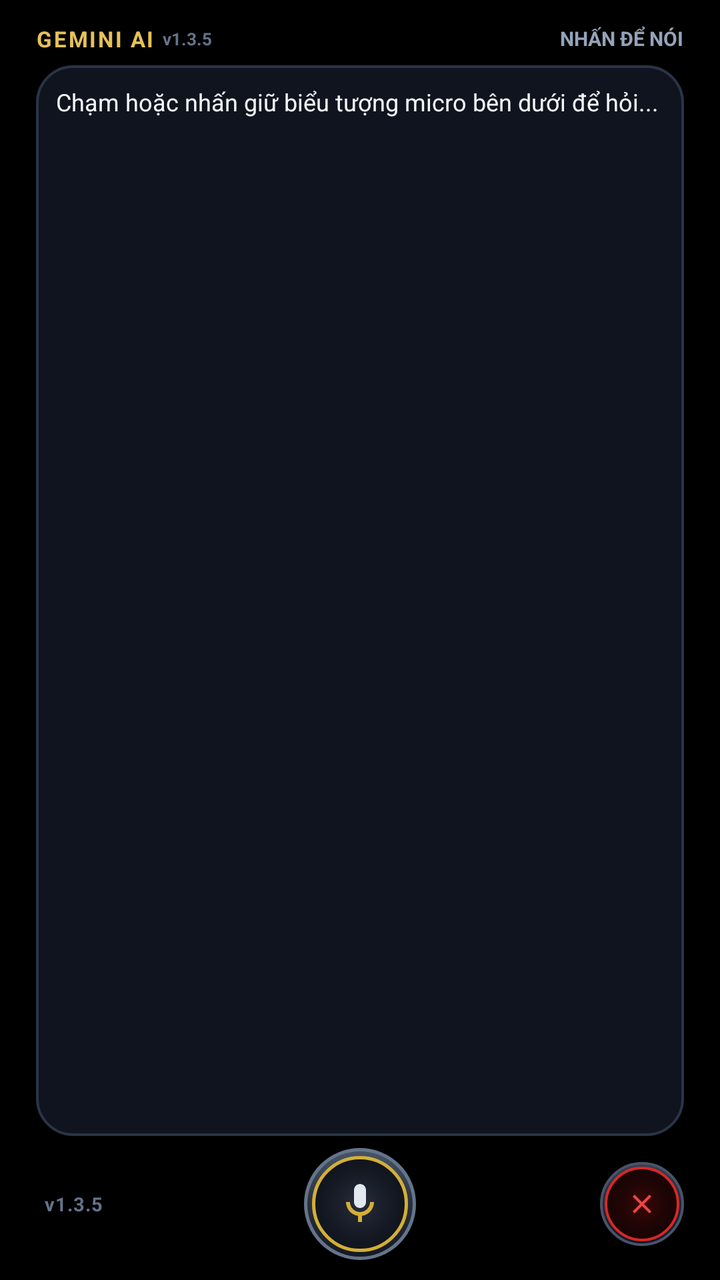
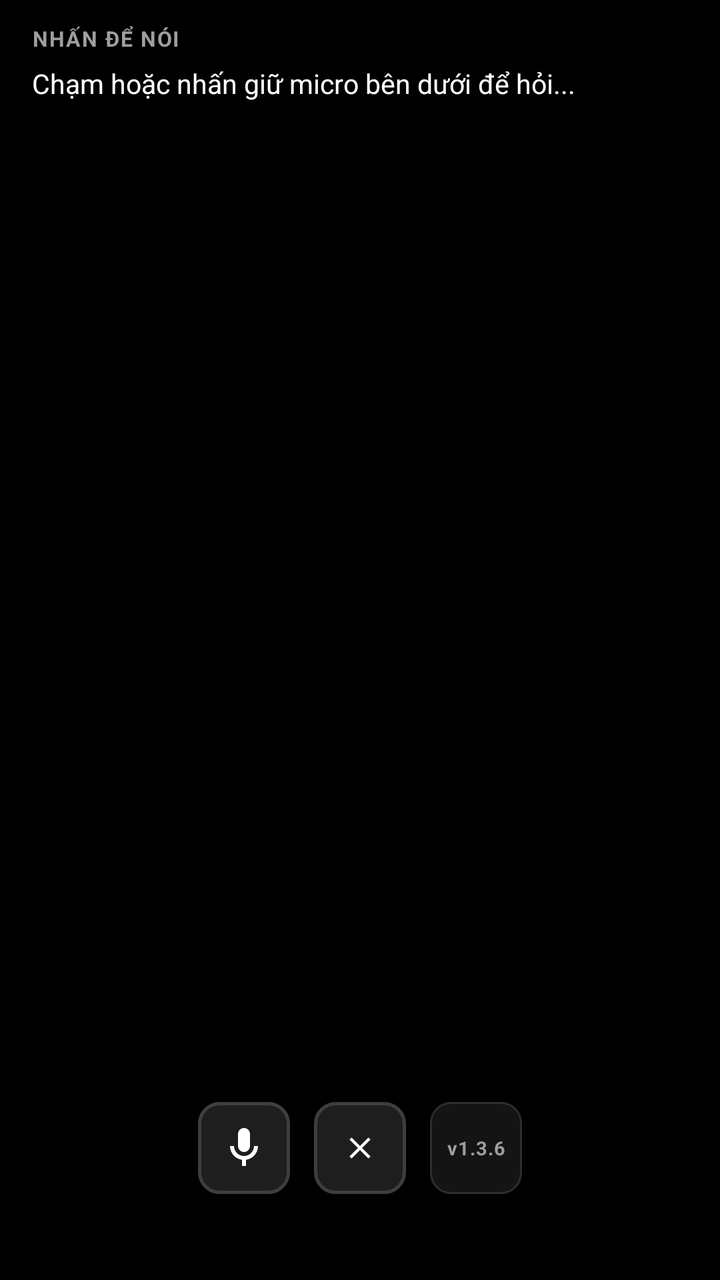

Compare the two renders of this Android layout. The source of the first and the diff that turns it into the second are given below.
<!-- AndroidManifest.xml: application theme Theme.GeminiVoice -->
<!-- res/layout/activity_main.xml -->
<FrameLayout xmlns:android="http://schemas.android.com/apk/res/android"
    android:layout_width="match_parent"
    android:layout_height="match_parent">

    <LinearLayout
        android:id="@+id/layout_root"
        android:layout_width="match_parent"
        android:layout_height="match_parent"
        android:orientation="vertical"
        android:background="#000000"
        android:paddingLeft="18dp"
        android:paddingRight="18dp"
        android:paddingTop="12dp"
        android:paddingBottom="8dp">

    
    <LinearLayout
        android:id="@+id/layout_header"
        android:layout_width="match_parent"
        android:layout_height="wrap_content"
        android:orientation="horizontal"
        android:gravity="center_vertical"
        android:layout_marginBottom="6dp">

        <LinearLayout
            android:layout_width="0dp"
            android:layout_height="wrap_content"
            android:layout_weight="1"
            android:orientation="horizontal"
            android:gravity="center_vertical">

            <TextView
                android:id="@+id/tv_header_title"
                android:layout_width="wrap_content"
                android:layout_height="wrap_content"
                android:text="GEMINI AI"
                android:textColor="#E5C158"
                android:textSize="11sp"
                android:textStyle="bold"
                android:letterSpacing="0.08" />

            <TextView
                android:id="@+id/tv_header_version"
                android:layout_width="wrap_content"
                android:layout_height="wrap_content"
                android:text="v1.3.5"
                android:textColor="#64748B"
                android:textSize="8.5sp"
                android:textStyle="bold"
                android:layout_marginStart="4dp" />
        </LinearLayout>

        <TextView
            android:id="@+id/tv_status"
            android:layout_width="wrap_content"
            android:layout_height="wrap_content"
            android:text="NHẤN ĐỂ NÓI"
            android:textColor="#94A3B8"
            android:textSize="10sp"
            android:textStyle="bold" />
    </LinearLayout>

    
    <ScrollView
        android:id="@+id/scroll_result"
        android:layout_width="match_parent"
        android:layout_height="0dp"
        android:layout_weight="1"
        android:fillViewport="true"
        android:scrollbars="none">

        <LinearLayout
            android:id="@+id/container_result_card"
            android:layout_width="match_parent"
            android:layout_height="wrap_content"
            android:orientation="vertical"
            android:background="@drawable/bg_watch_plate_dark"
            android:padding="10dp">

            <TextView
                android:id="@+id/tv_result"
                android:layout_width="match_parent"
                android:layout_height="wrap_content"
                android:text="Chạm hoặc nhấn giữ biểu tượng micro bên dưới để hỏi..."
                android:textColor="#F1F5F9"
                android:textSize="12sp"
                android:lineSpacingExtra="2.5dp" />
        </LinearLayout>
    </ScrollView>

    
    <RelativeLayout
        android:id="@+id/layout_bottom_bar"
        android:layout_width="match_parent"
        android:layout_height="56dp"
        android:layout_marginTop="6dp"
        android:layout_marginBottom="2dp">

        
        <TextView
            android:id="@+id/tv_app_version"
            android:layout_width="wrap_content"
            android:layout_height="wrap_content"
            android:layout_alignParentStart="true"
            android:layout_centerVertical="true"
            android:text="v1.3.5"
            android:textColor="#64748B"
            android:textSize="9.5sp"
            android:textStyle="bold"
            android:letterSpacing="0.04"
            android:padding="4dp" />

        
        <FrameLayout
            android:id="@+id/btn_ptt_container"
            android:layout_width="56dp"
            android:layout_height="56dp"
            android:layout_centerInParent="true"
            android:background="@drawable/bg_watch_ptt_dark"
            android:clickable="true"
            android:focusable="true">

            <ImageView
                android:id="@+id/iv_mic_icon"
                android:layout_width="24dp"
                android:layout_height="24dp"
                android:layout_gravity="center"
                android:src="@drawable/ic_mic" />
        </FrameLayout>

        
        <FrameLayout
            android:id="@+id/btn_cancel"
            android:layout_width="42dp"
            android:layout_height="42dp"
            android:layout_alignParentEnd="true"
            android:layout_centerVertical="true"
            android:background="@drawable/bg_watch_btn_cancel"
            android:clickable="true"
            android:focusable="true">

            <ImageView
                android:id="@+id/iv_cancel_icon"
                android:layout_width="16dp"
                android:layout_height="16dp"
                android:layout_gravity="center"
                android:src="@drawable/ic_cancel" />
        </FrameLayout>

    </RelativeLayout>

    </LinearLayout>

    
    <View
        android:id="@+id/view_dim_overlay"
        android:layout_width="match_parent"
        android:layout_height="match_parent"
        android:background="#000000"
        android:alpha="0"
        android:visibility="gone"
        android:clickable="false" />

</FrameLayout>
<!-- resources referenced by this layout -->
<resources>
  <!-- drawable bg_watch_btn_cancel (drawable) -->
  <?xml version="1.0" encoding="utf-8"?>
  <layer-list xmlns:android="http://schemas.android.com/apk/res/android">
      
      <item>
          <shape android:shape="oval">
              <gradient
                  android:type="linear"
                  android:angle="270"
                  android:startColor="#334155"
                  android:centerColor="#1E293B"
                  android:endColor="#0F172A" />
              <stroke android:width="1.2dp" android:color="#475569" />
          </shape>
      </item>
      
      <item
          android:left="2.5dp"
          android:top="2.5dp"
          android:right="2.5dp"
          android:bottom="2.5dp">
          <shape android:shape="oval">
              <gradient
                  android:type="radial"
                  android:gradientRadius="22dp"
                  android:centerX="0.5"
                  android:centerY="0.5"
                  android:startColor="#3B0707"
                  android:centerColor="#200505"
                  android:endColor="#120303" />
              <stroke android:width="1.2dp" android:color="#DC2626" />
          </shape>
      </item>
  </layer-list>
  <!-- drawable bg_watch_plate_dark (drawable) -->
  <?xml version="1.0" encoding="utf-8"?>
  <shape xmlns:android="http://schemas.android.com/apk/res/android"
      android:shape="rectangle">
      <solid android:color="#10141E" />
      <corners android:radius="18dp" />
      <stroke
          android:width="1.2dp"
          android:color="#2A3448" />
      <padding
          android:left="10dp"
          android:top="10dp"
          android:right="10dp"
          android:bottom="10dp" />
  </shape>
  <!-- drawable bg_watch_ptt_dark (drawable) -->
  <?xml version="1.0" encoding="utf-8"?>
  <layer-list xmlns:android="http://schemas.android.com/apk/res/android">
      
      <item>
          <shape android:shape="oval">
              <gradient
                  android:type="linear"
                  android:angle="270"
                  android:startColor="#475569"
                  android:centerColor="#29303D"
                  android:endColor="#141820" />
              <stroke android:width="1.5dp" android:color="#64748B" />
          </shape>
      </item>
      
      <item
          android:left="4dp"
          android:top="4dp"
          android:right="4dp"
          android:bottom="4dp">
          <shape android:shape="oval">
              <gradient
                  android:type="radial"
                  android:gradientRadius="35dp"
                  android:centerX="0.5"
                  android:centerY="0.5"
                  android:startColor="#252C3B"
                  android:centerColor="#141822"
                  android:endColor="#0B0D13" />
              <stroke android:width="1.8dp" android:color="#D4AF37" />
          </shape>
      </item>
  </layer-list>
  <!-- drawable ic_cancel (drawable) -->
  <vector xmlns:android="http://schemas.android.com/apk/res/android"
      android:width="24dp"
      android:height="24dp"
      android:viewportWidth="24"
      android:viewportHeight="24">
      <path
          android:fillColor="#EF4444"
          android:pathData="M19,6.41L17.59,5 12,10.59 6.41,5 5,6.41 10.59,12 5,17.59 6.41,19 12,13.41 17.59,19 19,17.59 13.41,12z" />
  </vector>
  <!-- drawable ic_mic (drawable) -->
  <vector xmlns:android="http://schemas.android.com/apk/res/android"
      android:width="36dp"
      android:height="36dp"
      android:viewportWidth="24"
      android:viewportHeight="24">
    <path
        android:fillColor="#E2E8F0"
        android:pathData="M12,14c1.66,0 3,-1.34 3,-3V5c0,-1.66 -1.34,-3 -3,-3S9,3.34 9,5v6c0,1.66 1.34,3 3,3z"/>
    <path
        android:fillColor="#D4AF37"
        android:pathData="M17,11c0,2.76 -2.24,5 -5,5s-5,-2.24 -5,-5H5c0,3.53 2.61,6.43 6,6.92V21h2v-3.08c3.39,-0.49 6,-3.39 6,-6.92h-2z"/>
  </vector>
  <style name="Theme.GeminiVoice" parent="Theme.AppCompat.NoActionBar">
          <item name="android:windowBackground">@color/bg_dark</item>
          <item name="android:colorBackground">@color/bg_dark</item>
      </style>
  <color name="bg_dark">#08090C</color>
</resources>

<!-- the commit's change to res/layout/activity_main.xml (unified diff, before → after) -->
@@ -1,153 +1,129 @@
+<?xml version="1.0" encoding="utf-8"?>
 <FrameLayout xmlns:android="http://schemas.android.com/apk/res/android"
     android:layout_width="match_parent"
-    android:layout_height="match_parent">
+    android:layout_height="match_parent"
+    android:background="#000000">
 
     <LinearLayout
         android:id="@+id/layout_root"
         android:layout_width="match_parent"
         android:layout_height="match_parent"
         android:orientation="vertical"
-        android:background="#000000"
-        android:paddingLeft="18dp"
-        android:paddingRight="18dp"
-        android:paddingTop="12dp"
-        android:paddingBottom="8dp">
+        android:weightSum="100"
+        android:background="#000000">
 
-    
-    <LinearLayout
-        android:id="@+id/layout_header"
-        android:layout_width="match_parent"
-        android:layout_height="wrap_content"
-        android:orientation="horizontal"
-        android:gravity="center_vertical"
-        android:layout_marginBottom="6dp">
+        
+        <ScrollView
+            android:id="@+id/scroll_result"
+            android:layout_width="match_parent"
+            android:layout_height="0dp"
+            android:layout_weight="80"
+            android:fillViewport="true"
+            android:scrollbars="none"
+            android:paddingLeft="16dp"
+            android:paddingRight="16dp"
+            android:paddingTop="12dp"
+            android:paddingBottom="4dp">
 
-        <LinearLayout
-            android:layout_width="0dp"
-            android:layout_height="wrap_content"
-            android:layout_weight="1"
-            android:orientation="horizontal"
-            android:gravity="center_vertical">
-
-            <TextView
-                android:id="@+id/tv_header_title"
-                android:layout_width="wrap_content"
-                android:layout_height="wrap_content"
-                android:text="GEMINI AI"
-                android:textColor="#E5C158"
-                android:textSize="11sp"
-                android:textStyle="bold"
-                android:letterSpacing="0.08" />
-
-            <TextView
-                android:id="@+id/tv_header_version"
-                android:layout_width="wrap_content"
-                android:layout_height="wrap_content"
-                android:text="v1.3.5"
-                android:textColor="#64748B"
-                android:textSize="8.5sp"
-                android:textStyle="bold"
-                android:layout_marginStart="4dp" />
-        </LinearLayout>
-
-        <TextView
-            android:id="@+id/tv_status"
-            android:layout_width="wrap_content"
-            android:layout_height="wrap_content"
-            android:text="NHẤN ĐỂ NÓI"
-            android:textColor="#94A3B8"
-            android:textSize="10sp"
-            android:textStyle="bold" />
-    </LinearLayout>
-
-    
-    <ScrollView
-        android:id="@+id/scroll_result"
-        android:layout_width="match_parent"
-        android:layout_height="0dp"
-        android:layout_weight="1"
-        android:fillViewport="true"
-        android:scrollbars="none">
-
-        <LinearLayout
-            android:id="@+id/container_result_card"
-            android:layout_width="match_parent"
-            android:layout_height="wrap_content"
-            android:orientation="vertical"
-            android:background="@drawable/bg_watch_plate_dark"
-            android:padding="10dp">
-
-            <TextView
-                android:id="@+id/tv_result"
+            <LinearLayout
                 android:layout_width="match_parent"
                 android:layout_height="wrap_content"
-                android:text="Chạm hoặc nhấn giữ biểu tượng micro bên dưới để hỏi..."
-                android:textColor="#F1F5F9"
-                android:textSize="12sp"
-                android:lineSpacingExtra="2.5dp" />
-        </LinearLayout>
-    </ScrollView>
+                android:orientation="vertical">
 
-    
-    <RelativeLayout
-        android:id="@+id/layout_bottom_bar"
-        android:layout_width="match_parent"
-        android:layout_height="56dp"
-        android:layout_marginTop="6dp"
-        android:layout_marginBottom="2dp">
+                
+                <TextView
+                    android:id="@+id/tv_status"
+                    android:layout_width="wrap_content"
+                    android:layout_height="wrap_content"
+                    android:text="NHẤN ĐỂ NÓI"
+                    android:textColor="#9E9E9E"
+                    android:textSize="10.5sp"
+                    android:textStyle="bold"
+                    android:letterSpacing="0.06"
+                    android:layout_marginBottom="6dp" />
+
+                
+                <TextView
+                    android:id="@+id/tv_result"
+                    android:layout_width="match_parent"
+                    android:layout_height="wrap_content"
+                    android:text="Chạm hoặc nhấn giữ micro bên dưới để hỏi..."
+                    android:textColor="#FFFFFF"
+                    android:textSize="13.5sp"
+                    android:lineSpacingExtra="3.5dp" />
+
+            </LinearLayout>
+        </ScrollView>
 
         
-        <TextView
-            android:id="@+id/tv_app_version"
-            android:layout_width="wrap_content"
-            android:layout_height="wrap_content"
-            android:layout_alignParentStart="true"
-            android:layout_centerVertical="true"
-            android:text="v1.3.5"
-            android:textColor="#64748B"
-            android:textSize="9.5sp"
-            android:textStyle="bold"
-            android:letterSpacing="0.04"
-            android:padding="4dp" />
+        <LinearLayout
+            android:id="@+id/layout_bottom_bar"
+            android:layout_width="match_parent"
+            android:layout_height="0dp"
+            android:layout_weight="20"
+            android:orientation="horizontal"
+            android:gravity="center"
+            android:paddingLeft="10dp"
+            android:paddingRight="10dp"
+            android:paddingBottom="6dp"
+            android:paddingTop="2dp">
 
-        
-        <FrameLayout
-            android:id="@+id/btn_ptt_container"
-            android:layout_width="56dp"
-            android:layout_height="56dp"
-            android:layout_centerInParent="true"
-            android:background="@drawable/bg_watch_ptt_dark"
-            android:clickable="true"
-            android:focusable="true">
+            
+            <FrameLayout
+                android:id="@+id/btn_ptt_container"
+                android:layout_width="46dp"
+                android:layout_height="46dp"
+                android:layout_marginEnd="12dp"
+                android:background="@drawable/bg_watch_btn_square"
+                android:clickable="true"
+                android:focusable="true">
 
-            <ImageView
-                android:id="@+id/iv_mic_icon"
-                android:layout_width="24dp"
-                android:layout_height="24dp"
-                android:layout_gravity="center"
-                android:src="@drawable/ic_mic" />
-        </FrameLayout>
+                <ImageView
+                    android:id="@+id/iv_mic_icon"
+                    android:layout_width="24dp"
+                    android:layout_height="24dp"
+                    android:layout_gravity="center"
+                    android:src="@drawable/ic_mic" />
+            </FrameLayout>
 
-        
-        <FrameLayout
-            android:id="@+id/btn_cancel"
-            android:layout_width="42dp"
-            android:layout_height="42dp"
-            android:layout_alignParentEnd="true"
-            android:layout_centerVertical="true"
-            android:background="@drawable/bg_watch_btn_cancel"
-            android:clickable="true"
-            android:focusable="true">
+            
+            <FrameLayout
+                android:id="@+id/btn_cancel"
+                android:layout_width="46dp"
+                android:layout_height="46dp"
+                android:layout_marginEnd="12dp"
+                android:background="@drawable/bg_watch_btn_square"
+                android:clickable="true"
+                android:focusable="true">
 
-            <ImageView
-                android:id="@+id/iv_cancel_icon"
-                android:layout_width="16dp"
-                android:layout_height="16dp"
-                android:layout_gravity="center"
-                android:src="@drawable/ic_cancel" />
-        </FrameLayout>
+                <ImageView
+                    android:id="@+id/iv_cancel_icon"
+                    android:layout_width="18dp"
+                    android:layout_height="18dp"
+                    android:layout_gravity="center"
+                    android:src="@drawable/ic_cancel" />
+            </FrameLayout>
 
-    </RelativeLayout>
+            
+            <FrameLayout
+                android:id="@+id/layout_version_container"
+                android:layout_width="46dp"
+                android:layout_height="46dp"
+                android:background="@drawable/bg_watch_btn_square_badge">
+
+                <TextView
+                    android:id="@+id/tv_app_version"
+                    android:layout_width="match_parent"
+                    android:layout_height="match_parent"
+                    android:gravity="center"
+                    android:text="v1.3.6"
+                    android:textColor="#9E9E9E"
+                    android:textSize="9.5sp"
+                    android:textStyle="bold"
+                    android:letterSpacing="0.04" />
+            </FrameLayout>
+
+        </LinearLayout>
 
     </LinearLayout>
 
<!-- resource entries referenced after the edit -->
@@ -1,88 +1,29 @@
 <!-- resources referenced by this layout -->
 <resources>
-  <!-- drawable bg_watch_btn_cancel (drawable) -->
+  <!-- drawable bg_watch_btn_square (drawable) -->
   <?xml version="1.0" encoding="utf-8"?>
-  <layer-list xmlns:android="http://schemas.android.com/apk/res/android">
-      
+  <ripple xmlns:android="http://schemas.android.com/apk/res/android"
+      android:color="#33FFFFFF">
       <item>
-          <shape android:shape="oval">
-              <gradient
-                  android:type="linear"
-                  android:angle="270"
-                  android:startColor="#334155"
-                  android:centerColor="#1E293B"
-                  android:endColor="#0F172A" />
-              <stroke android:width="1.2dp" android:color="#475569" />
+          <shape android:shape="rectangle">
+              <solid android:color="#1E1E1E" />
+              <stroke
+                  android:width="1.5dp"
+                  android:color="#3E3E3E" />
+              <corners android:radius="10dp" />
           </shape>
       </item>
-      
-      <item
-          android:left="2.5dp"
-          android:top="2.5dp"
-          android:right="2.5dp"
-          android:bottom="2.5dp">
-          <shape android:shape="oval">
-              <gradient
-                  android:type="radial"
-                  android:gradientRadius="22dp"
-                  android:centerX="0.5"
-                  android:centerY="0.5"
-                  android:startColor="#3B0707"
-                  android:centerColor="#200505"
-                  android:endColor="#120303" />
-              <stroke android:width="1.2dp" android:color="#DC2626" />
-          </shape>
-      </item>
-  </layer-list>
-  <!-- drawable bg_watch_plate_dark (drawable) -->
+  </ripple>
+  <!-- drawable bg_watch_btn_square_badge (drawable) -->
   <?xml version="1.0" encoding="utf-8"?>
   <shape xmlns:android="http://schemas.android.com/apk/res/android"
       android:shape="rectangle">
-      <solid android:color="#10141E" />
-      <corners android:radius="18dp" />
+      <solid android:color="#141414" />
       <stroke
-          android:width="1.2dp"
-          android:color="#2A3448" />
-      <padding
-          android:left="10dp"
-          android:top="10dp"
-          android:right="10dp"
-          android:bottom="10dp" />
+          android:width="1dp"
+          android:color="#2E2E2E" />
+      <corners android:radius="10dp" />
   </shape>
-  <!-- drawable bg_watch_ptt_dark (drawable) -->
-  <?xml version="1.0" encoding="utf-8"?>
-  <layer-list xmlns:android="http://schemas.android.com/apk/res/android">
-      
-      <item>
-          <shape android:shape="oval">
-              <gradient
-                  android:type="linear"
-                  android:angle="270"
-                  android:startColor="#475569"
-                  android:centerColor="#29303D"
-                  android:endColor="#141820" />
-              <stroke android:width="1.5dp" android:color="#64748B" />
-          </shape>
-      </item>
-      
-      <item
-          android:left="4dp"
-          android:top="4dp"
-          android:right="4dp"
-          android:bottom="4dp">
-          <shape android:shape="oval">
-              <gradient
-                  android:type="radial"
-                  android:gradientRadius="35dp"
-                  android:centerX="0.5"
-                  android:centerY="0.5"
-                  android:startColor="#252C3B"
-                  android:centerColor="#141822"
-                  android:endColor="#0B0D13" />
-              <stroke android:width="1.8dp" android:color="#D4AF37" />
-          </shape>
-      </item>
-  </layer-list>
   <!-- drawable ic_cancel (drawable) -->
   <vector xmlns:android="http://schemas.android.com/apk/res/android"
       android:width="24dp"
@@ -90,20 +31,20 @@
       android:viewportWidth="24"
       android:viewportHeight="24">
       <path
-          android:fillColor="#EF4444"
+          android:fillColor="#FFFFFF"
           android:pathData="M19,6.41L17.59,5 12,10.59 6.41,5 5,6.41 10.59,12 5,17.59 6.41,19 12,13.41 17.59,19 19,17.59 13.41,12z" />
   </vector>
   <!-- drawable ic_mic (drawable) -->
   <vector xmlns:android="http://schemas.android.com/apk/res/android"
-      android:width="36dp"
-      android:height="36dp"
+      android:width="28dp"
+      android:height="28dp"
       android:viewportWidth="24"
       android:viewportHeight="24">
     <path
-        android:fillColor="#E2E8F0"
+        android:fillColor="#FFFFFF"
         android:pathData="M12,14c1.66,0 3,-1.34 3,-3V5c0,-1.66 -1.34,-3 -3,-3S9,3.34 9,5v6c0,1.66 1.34,3 3,3z"/>
     <path
-        android:fillColor="#D4AF37"
+        android:fillColor="#FFFFFF"
         android:pathData="M17,11c0,2.76 -2.24,5 -5,5s-5,-2.24 -5,-5H5c0,3.53 2.61,6.43 6,6.92V21h2v-3.08c3.39,-0.49 6,-3.39 6,-6.92h-2z"/>
   </vector>
   <style name="Theme.GeminiVoice" parent="Theme.AppCompat.NoActionBar">
